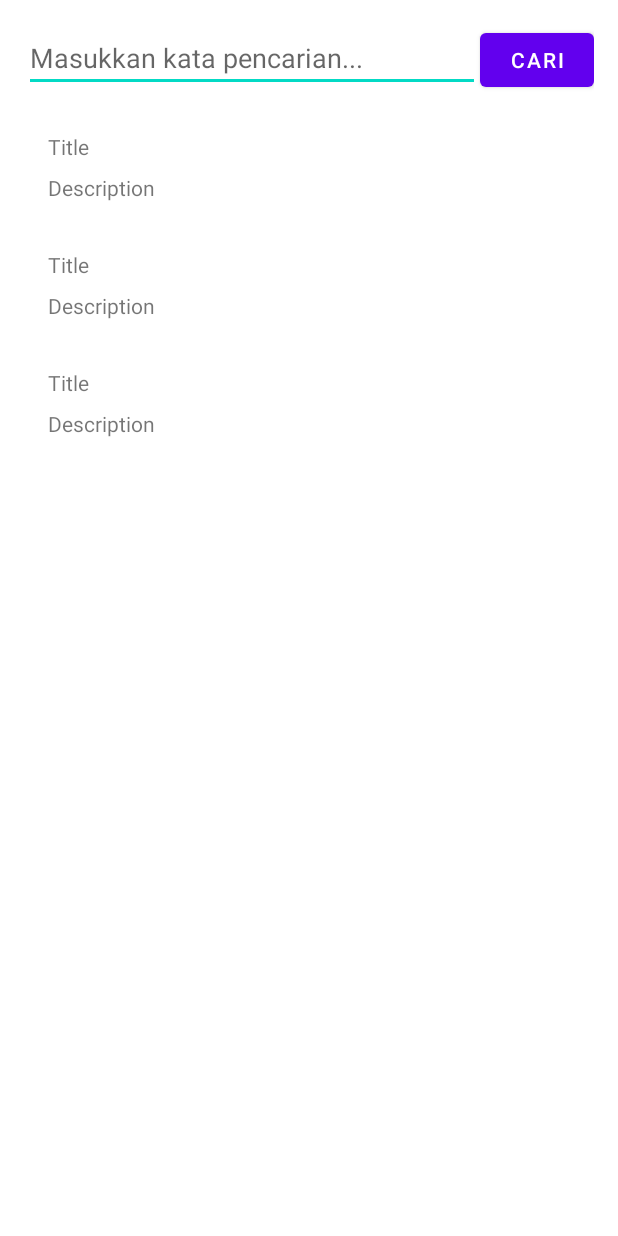
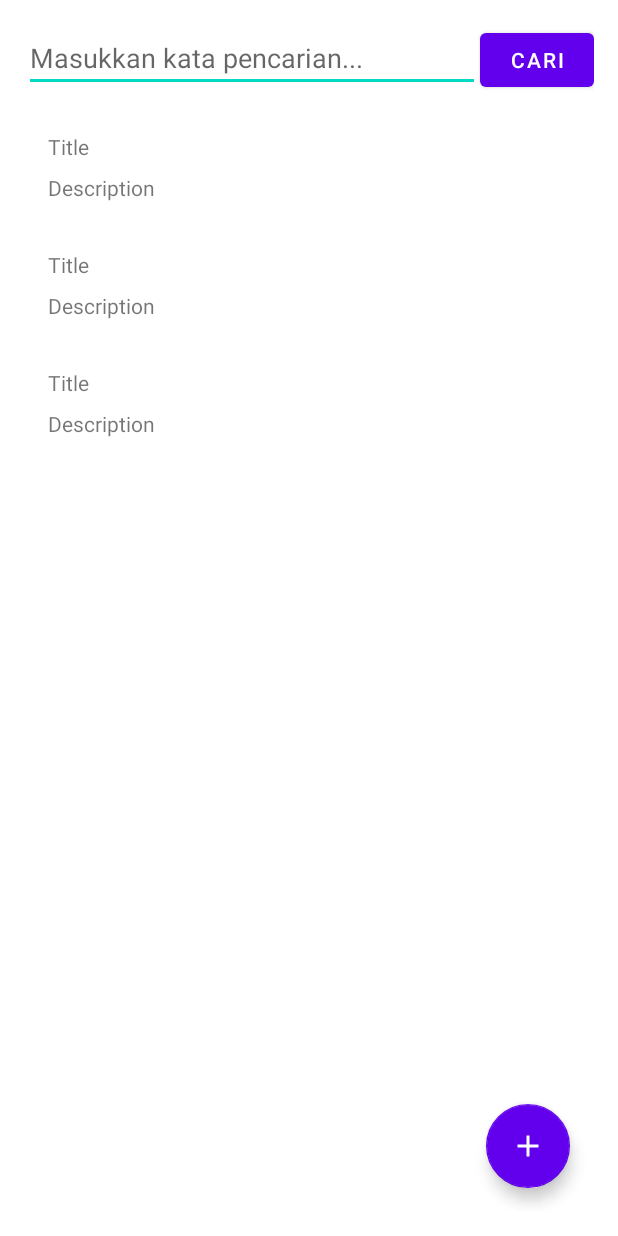
Before and after one commit to Chandradinta/Kamusku, an Android app: the layout activity_main.xml on its own in the app's theme, with its tools: preview values and no code run, on a phone screen of 412 x 824 dp. Run offline under Robolectric (Android 15) with nearby library versions, the phone set to English and light mode, and no system bars.

Commit message:
Add Input Data Kamus

```diff
--- a/app/src/main/AndroidManifest.xml
+++ b/app/src/main/AndroidManifest.xml
@@ -12,6 +12,10 @@
         android:theme="@style/Theme.Kamusku"
         tools:targetApi="31">
         <activity
+            android:name=".activities.AddKamusActivity"
+            android:exported="false"
+            android:parentActivityName=".activities.MainActivity"/>
+        <activity
             android:name=".activities.MainActivity"
             android:exported="true">
             <intent-filter>
--- /dev/null
+++ b/app/src/main/res/drawable/ic_add_24.xml
@@ -0,0 +1,5 @@
+<vector android:height="24dp" android:tint="#000000"
+    android:viewportHeight="24" android:viewportWidth="24"
+    android:width="24dp" xmlns:android="http://schemas.android.com/apk/res/android">
+    <path android:fillColor="@android:color/white" android:pathData="M19,13h-6v6h-2v-6H5v-2h6V5h2v6h6v2z"/>
+</vector>
--- a/app/src/main/res/layout/activity_main.xml
+++ b/app/src/main/res/layout/activity_main.xml
@@ -38,4 +38,15 @@
         android:layout_marginTop="8dp"
         tools:listitem="@layout/item_kamus"/>
 
+    <com.google.android.material.floatingactionbutton.FloatingActionButton
+        android:id="@+id/fab_add"
+        android:layout_width="wrap_content"
+        android:layout_height="wrap_content"
+        android:src="@drawable/ic_add_24"
+        app:backgroundTint="@color/purple_500"
+        app:tint="@color/white"
+        android:layout_alignParentEnd="true"
+        android:layout_alignParentBottom="true"
+        android:layout_margin="16dp"/>
+
 </RelativeLayout>
```
Also changed, not shown: app/src/main/java/masterous/si6a/kamusku/activities/AddKamusActivity.java (added, +63 -0 lines), app/src/main/java/masterous/si6a/kamusku/activities/MainActivity.java (+9 -0 lines), app/src/main/res/layout/activity_add_kamus.xml (added, +49 -0 lines).
